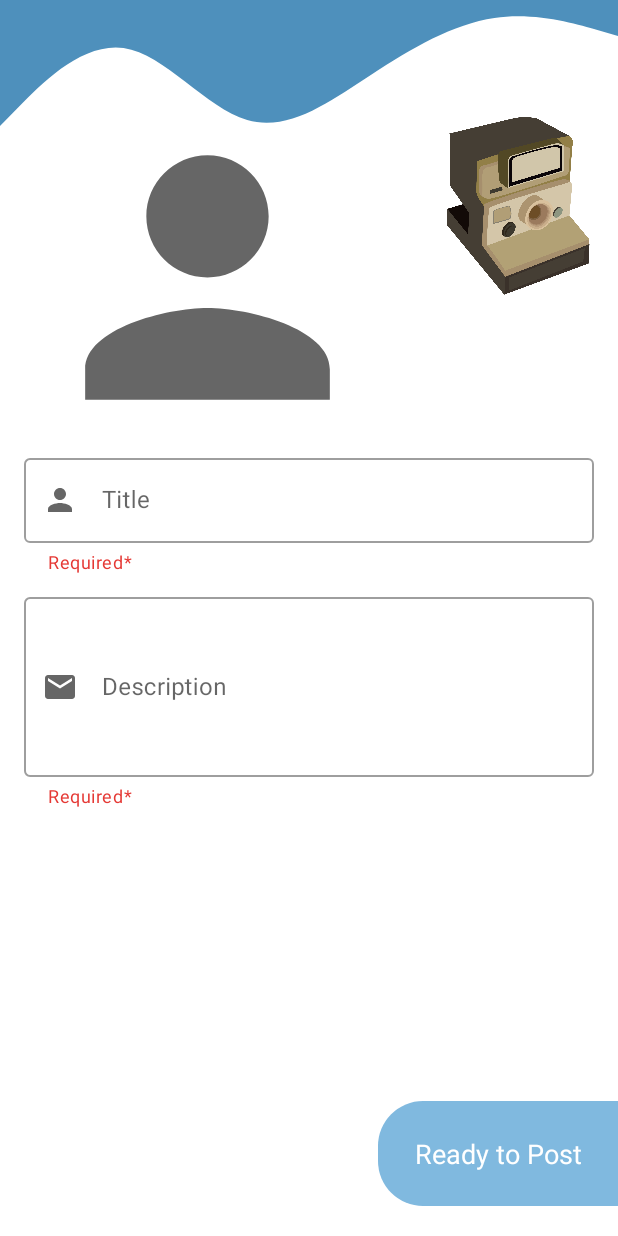
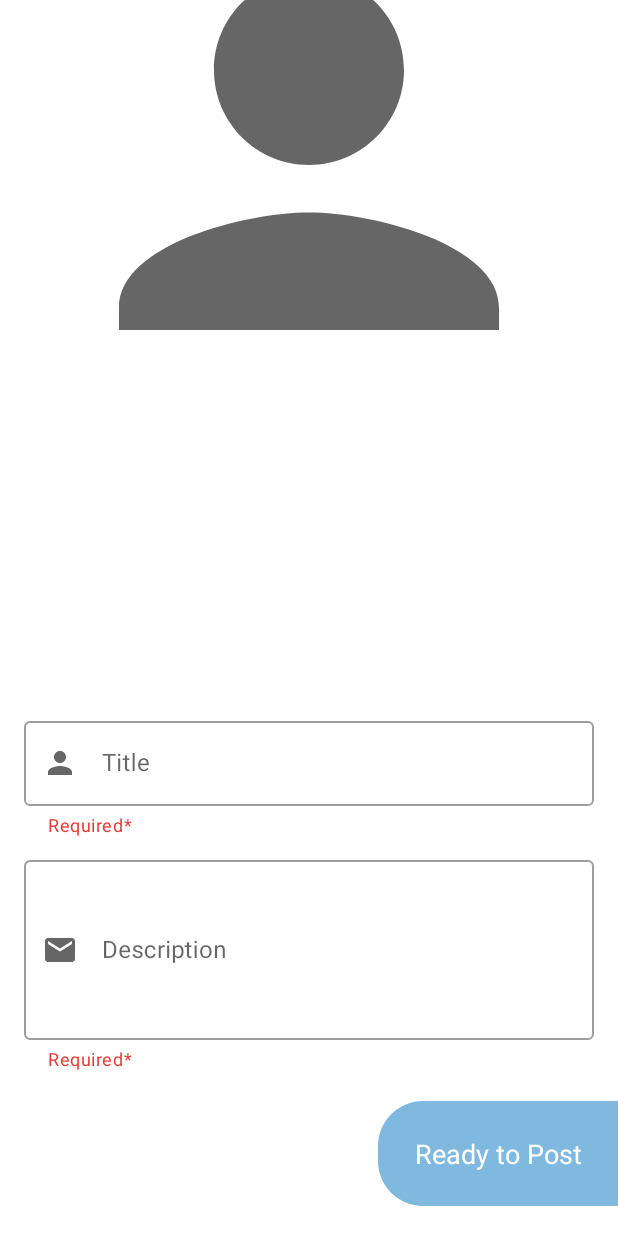
Before and after one commit to RitikSarang/SoPost-Social-Positivity-App-, an Android app: the AddPostFragment screen opened through its navigation route, on a phone screen of 412 x 824 dp. Run offline under Robolectric (Android 15) with nearby library versions, the phone set to English and light mode, and no system bars; our stand-ins replace Firebase (no records; nobody signed in at launch, a user with empty details on screens opened directly), navigation-ui; libraries missing offline, so code that uses them is left out: com.ablanco.zoomy.

Commit message:
Updated Commit 2

```diff
--- a/app/src/main/java/com/example/sopost/repository/PostRepo.kt
+++ b/app/src/main/java/com/example/sopost/repository/PostRepo.kt
@@ -5,6 +5,7 @@ import android.net.Uri
 import android.util.Log
 import android.widget.TextView
 import android.widget.Toast
+import androidx.core.view.isVisible
 import androidx.fragment.app.FragmentActivity
 import androidx.lifecycle.LiveData
 import androidx.lifecycle.MutableLiveData
@@ -23,6 +24,8 @@ import com.google.firebase.firestore.*
 import com.google.firebase.firestore.EventListener
 import com.google.firebase.storage.FirebaseStorage
 import kotlinx.android.synthetic.main.fragment_home.*
+import kotlinx.android.synthetic.main.fragment_post_bottom_sheet.*
+import kotlinx.android.synthetic.main.fragment_post_bottom_sheet.view.*
 import kotlinx.coroutines.GlobalScope
 import kotlinx.coroutines.launch
 import java.text.SimpleDateFormat
@@ -39,7 +42,8 @@ class PostRepo(private val application: Application) {
     private val userCollection = db.collection("users")
     private val postCollectionForUser = db.collection("postsbyuser")
     val storageReference = FirebaseStorage.getInstance()
-
+    private var _reportStatus : MutableLiveData<Report> = MutableLiveData()
+    var reportStatus : LiveData<Report> = _reportStatus
 
 
     fun countLikes(uid: String) {
@@ -312,4 +316,19 @@ class PostRepo(private val application: Application) {
 
     }
 
+    private fun getPostReportByIds(postId: String): Task<DocumentSnapshot> {
+        return reportCollection.document(postId).get()
+    }
+
+    fun getReportTextStatus(postId: String){
+        getPostReportByIds(postId).addOnCompleteListener {
+            if (it.isComplete) {
+                val report = it.result?.toObject(Report::class.java)
+                report?.let {
+                    _reportStatus.value = it
+                }
+
+            }
+        }
+    }
 }
--- a/app/src/main/java/com/example/sopost/viewmodel/PostViewModel.kt
+++ b/app/src/main/java/com/example/sopost/viewmodel/PostViewModel.kt
@@ -14,6 +14,7 @@ import androidx.navigation.NavController
 import androidx.recyclerview.widget.RecyclerView
 import com.example.sopost.Adapter.PostAdapter
 import com.example.sopost.model.Post
+import com.example.sopost.model.Report
 import com.example.sopost.model.User
 import com.example.sopost.repository.AuthenticationRepository
 import com.example.sopost.repository.PostRepo
@@ -28,6 +29,7 @@ import java.io.File
 
 class PostViewModel(application: Application) : AndroidViewModel(application) {
     private var repository: PostRepo = PostRepo(application)
+    var reportStatus : LiveData<Report> = repository.reportStatus
 
     fun insertPost(uri: Uri, title: String, desc: String,postCount:String) {
         return repository.insertPost(uri, title, desc,postCount)
@@ -43,4 +45,8 @@ class PostViewModel(application: Application) : AndroidViewModel(application) {
     fun setReport(postId:String){
         repository.setReport(postId)
     }
+
+    fun getReportTextStatus(postId: String){
+        repository.getReportTextStatus(postId)
+    }
 }
--- a/app/src/main/res/layout/fragment_add_post.xml
+++ b/app/src/main/res/layout/fragment_add_post.xml
@@ -28,26 +28,6 @@
         app:layout_constraintTop_toTopOf="@+id/img_proceed" />
 
 
-    <View
-        android:id="@+id/view"
-        android:layout_width="0dp"
-        android:layout_height="0dp"
-        android:layout_marginBottom="150dp"
-        android:background="@drawable/ic_wave"
-        app:layout_constraintBottom_toBottomOf="@+id/img_post"
-        app:layout_constraintEnd_toEndOf="parent"
-        app:layout_constraintStart_toStartOf="parent"
-        app:layout_constraintTop_toTopOf="parent" />
-
-
-    <ImageView
-        android:id="@+id/img_bgComp"
-        android:layout_width="135dp"
-        android:layout_height="270dp"
-        android:src="@drawable/plz"
-        app:layout_constraintBottom_toTopOf="@+id/l1"
-        app:layout_constraintEnd_toEndOf="parent"
-        app:layout_constraintTop_toTopOf="parent" />
 
     <LinearLayout
         android:id="@+id/l1"
@@ -60,8 +40,7 @@
         android:layout_marginEnd="16dp"
         app:layout_constraintBottom_toTopOf="@+id/img_proceed"
         app:layout_constraintEnd_toEndOf="parent"
-        app:layout_constraintStart_toStartOf="parent"
-        app:layout_constraintTop_toBottomOf="@id/img_bgComp">
+        app:layout_constraintStart_toStartOf="parent">
 
         <com.google.android.material.textfield.TextInputLayout
             android:id="@+id/tlTitle"
@@ -113,12 +92,12 @@
     <ImageView
         android:id="@+id/img_post"
         android:layout_width="0dp"
-        android:layout_height="170dp"
+        android:layout_height="220dp"
         android:layout_marginEnd="16dp"
         android:scaleType="centerCrop"
         android:layout_marginStart="16dp"
-        app:layout_constraintBottom_toBottomOf="@+id/img_bgComp"
-        app:layout_constraintEnd_toStartOf="@+id/img_bgComp"
+        app:layout_constraintTop_toTopOf="parent"
+        app:layout_constraintEnd_toEndOf="parent"
         app:layout_constraintStart_toStartOf="parent"
         tools:srcCompat="@tools:sample/avatars" />
 
--- a/app/src/main/res/navigation/home_navigation.xml
+++ b/app/src/main/res/navigation/home_navigation.xml
@@ -115,7 +115,11 @@
         android:id="@+id/addPostFragment"
         android:name="com.example.sopost.fragment.AddPostFragment"
         android:label="fragment_add_post"
-        tools:layout="@layout/fragment_add_post" />
+        tools:layout="@layout/fragment_add_post" >
+        <action
+            android:id="@+id/action_addPostFragment_to_postCheckFragment"
+            app:destination="@id/postCheckFragment" />
+    </fragment>
     <dialog
         android:id="@+id/postBottomSheetFragment"
         android:name="com.example.sopost.fragment.PostBottomSheetFragment"
@@ -134,5 +138,21 @@
         android:id="@+id/postDetailFragment"
         android:name="com.example.sopost.fragment.PostDetailFragment"
         android:label="fragment_post_detail"
-        tools:layout="@layout/fragment_post_detail" />
+        tools:layout="@layout/fragment_post_detail" >
+        <argument
+            android:name="postId"
+            app:argType="com.example.sopost.PostId" />
+    </fragment>
+    <fragment
+        android:id="@+id/postCheckFragment"
+        android:name="com.example.sopost.PostCheckFragment"
+        android:label="fragment_post_check"
+        tools:layout="@layout/fragment_post_check" >
+        <argument
+            android:name="postCheck"
+            app:argType="com.example.sopost.fragment.PostCheck" />
+        <action
+            android:id="@+id/action_postCheckFragment_to_navhomeFragment"
+            app:destination="@id/navhomeFragment" />
+    </fragment>
 </navigation>
--- a/app/src/main/res/values/colors.xml
+++ b/app/src/main/res/values/colors.xml
@@ -11,6 +11,7 @@
     <color name="appBg">#4e90bc</color>
     <color name="applightBg">#80B9DF</color>
     <color name="red">#E53935</color>
+    <color name="green">#4CAF50</color>
     <color name="grey">#939393</color>
     <color name="yellow">#FB8C00</color>
     <color name="transparent">#00000000</color>
```
Also changed, not shown: app/build.gradle (+7 -0 lines), app/src/main/AndroidManifest.xml (+6 -1 lines), app/src/main/java/com/example/sopost/OthersProfileFragment.kt (+60 -2 lines), app/src/main/java/com/example/sopost/fragment/AddPostFragment.kt (+19 -3 lines), app/src/main/java/com/example/sopost/fragment/PostBottomSheetFragment.kt (+8 -18 lines), app/src/main/java/com/example/sopost/fragment/PostDetailFragment.kt (+11 -8 lines), app/src/main/java/com/example/sopost/fragment/ProfileFragment.kt (+9 -5 lines), app/src/main/java/com/example/sopost/repository/ProfileRepo.kt (+33 -0 lines), app/src/main/java/com/example/sopost/viewmodel/ProfileViewModel.kt (+7 -0 lines), app/src/main/res/layout/fragment_others_profile.xml (+2 -17 lines), 1 other file.
